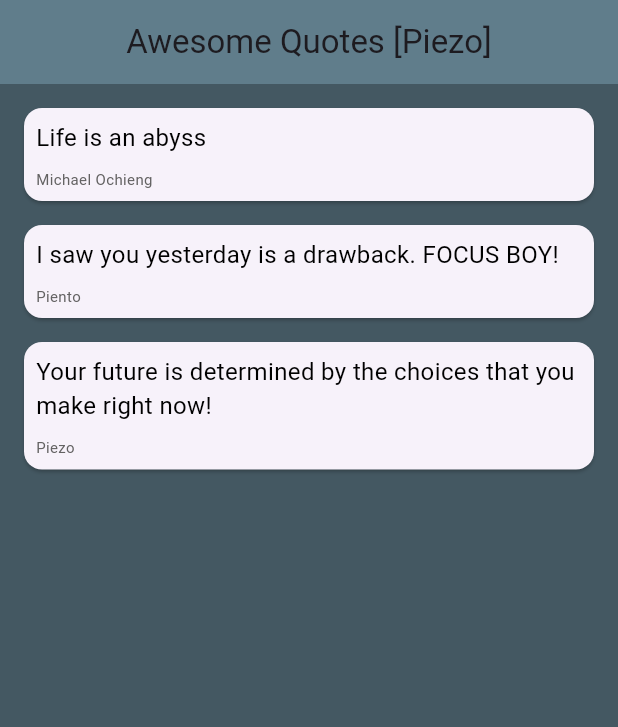
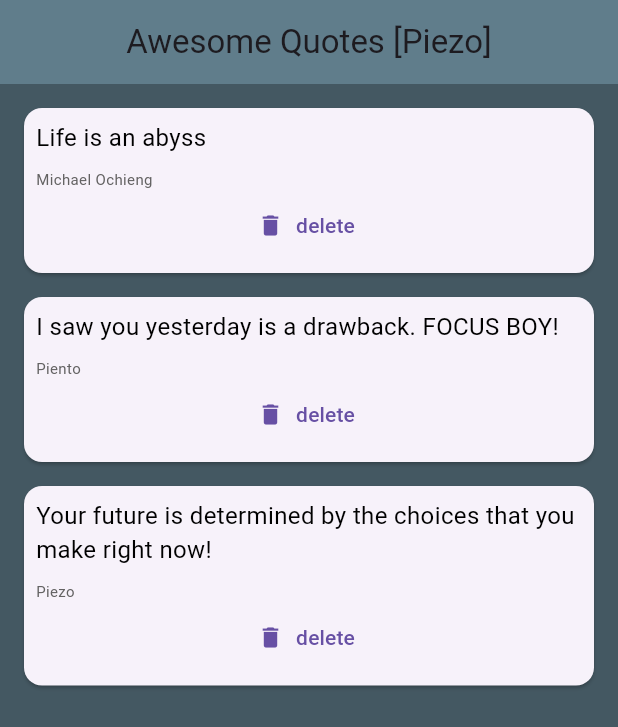
Before and after one commit to PiezoGo/ninja, a Flutter app: the screen it shows after launch, on a phone screen of 412 x 824 dp. Shown: the top 727 px of the screen. Run offline on Flutter 3.47's test engine with Material 3 defaults, Android fonts, the phone set to English and light mode, and no system bars.

Commit message:
problem with he delete function

```diff
--- a/lists/lib/main.dart
+++ b/lists/lib/main.dart
@@ -33,7 +33,14 @@
       ),
       body: Column(
         crossAxisAlignment: CrossAxisAlignment.start,
-        children: quotes.map((quote) => QuoteCard(quote: quote)).toList(),
+        children: quotes.map((quote) => QuoteCard(
+          quote: quote,
+          delete: () {
+            setState(() {
+              quotes.remove(quote);
+            });
+          },
+          )).toList(),
       )
     );
   }
--- a/lists/lib/quote_card.dart
+++ b/lists/lib/quote_card.dart
@@ -3,8 +3,9 @@
 
 class QuoteCard extends StatelessWidget {
   final Quote quote;
+  final Function delete;
 
-  QuoteCard({required this.quote});
+  QuoteCard({required this.quote,required this.delete});
 
   @override
   Widget build(BuildContext context) {
@@ -31,6 +32,11 @@
                 color: const Color.fromARGB(255, 99, 98, 98),
 
               ),
+            ),
+            TextButton.icon(
+              onPressed: delete,
+              label: Text('delete'),
+              icon: Icon(Icons.delete),
             )
           ],
         ),
```
